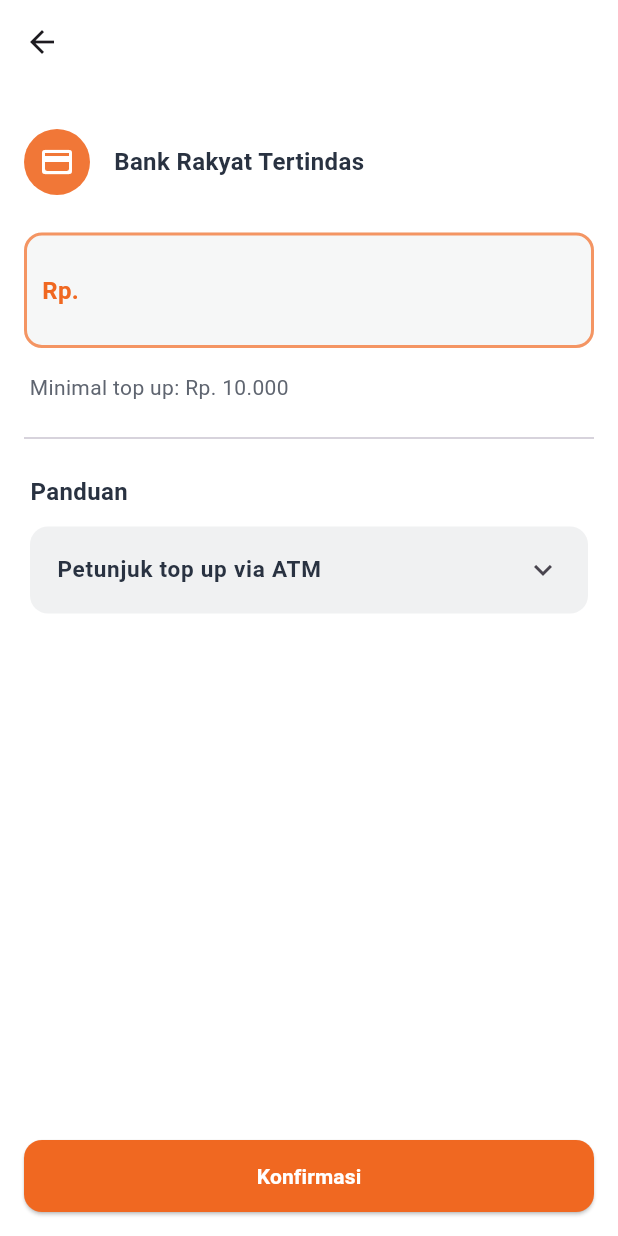
After one commit to lalu-glitch/mobile-xml, a Flutter app: the SpeedCashDetailDepo screen opened directly, on a phone screen of 412 x 824 dp. The commit adds this screen. Run offline on Flutter 3.47's test engine with Material 3 defaults, Android fonts, the phone set to English and light mode, and no system bars; our stand-ins replace app_links, bloc, cached_network_image, dio, flutter_bloc, flutter_dotenv and 10 more; missing offline and left inert: android_id; accounts and stored records are empty.

Commit message:
slicing detail top up

```diff
--- a/lib/core/route/app_route.dart
+++ b/lib/core/route/app_route.dart
@@ -10,13 +10,14 @@
 import '../../views/komisi/pages/komisi_pages.dart';
 import '../../views/multi_sub_kategori_page.dart';
 import '../../views/onboarding/onboarding_screen.dart';
+import '../../views/speedcash/pages/speedcash_depo_detail.dart';
 import '../utils/webview.dart';
 import '../../views/analytics/analytics_page.dart';
 import '../../views/input_nomor/input_nomor_tujuan_page.dart';
 import '../../views/layanan/noprefix/noprefix_page.dart';
 import '../../views/layanan/prefix/prefix_page.dart';
 import '../../views/speedcash/pages/speedcash_binding.dart';
-import '../../views/speedcash/pages/speedcash_deposit.dart';
+import '../../views/speedcash/pages/speedcash_depo.dart';
 import '../../views/speedcash/pages/speedcash_register.dart';
 import '../../views/home/page/home_page.dart';
 import '../../views/transaksi/konfirmasi_page.dart';
@@ -66,6 +67,8 @@
       authGuardWrapper(SpeedcashRegisterPage()),
   '/speedcashDepositPage': (context) =>
       authGuardWrapper(const SpeedcashDepositPage()),
+  '/speedCashDetailDepositPage': (context) =>
+      authGuardWrapper(const SpeedCashDetailDepo()),
 
   '/webView': (context) => authGuardWrapper(WebviewPage(url: '', title: '')),
 };
--- a/lib/views/speedcash/pages/speedcash_deposit.dart
+++ b/lib/views/speedcash/pages/speedcash_depo.dart
@@ -25,9 +25,10 @@
             itemCount: 100,
             itemBuilder: (context, int index) {
               return BankCard(
-                title: 'Bank Pukimai Woi Pencuri',
+                title: 'Bank Rakyat Tertindas',
                 minimumTopUp: 'Rp. 10.000',
-                onTap: () {},
+                onTap: () =>
+                    Navigator.pushNamed(context, '/speedCashDetailDepositPage'),
               );
             },
           ),
--- /dev/null
+++ b/lib/views/speedcash/pages/speedcash_depo_detail.dart
@@ -0,0 +1,126 @@
+import 'package:flutter/material.dart';
+import 'package:xmlapp/views/speedcash/widgets/rupiah_text_field.dart';
+
+import '../../../core/helper/constant_finals.dart';
+
+class SpeedCashDetailDepo extends StatelessWidget {
+  const SpeedCashDetailDepo({super.key});
+
+  @override
+  Widget build(BuildContext context) {
+    return Scaffold(
+      backgroundColor: kWhite,
+      appBar: AppBar(backgroundColor: kWhite),
+      body: SingleChildScrollView(
+        padding: const EdgeInsets.symmetric(vertical: 30, horizontal: 16),
+        child: Column(
+          crossAxisAlignment: CrossAxisAlignment.start,
+          children: [
+            Row(
+              children: [
+                Container(
+                  padding: EdgeInsets.all(10),
+                  decoration: BoxDecoration(
+                    color: kOrangeAccent500,
+                    borderRadius: BorderRadius.circular(100),
+                  ),
+                  child: Icon(Icons.credit_card_rounded, color: kWhite),
+                ),
+                const SizedBox(width: 16),
+                Text(
+                  'Bank Rakyat Tertindas',
+                  style: TextStyle(
+                    color: kNeutral100,
+                    fontSize: 16,
+                    fontWeight: FontWeight.w600,
+                  ),
+                ),
+              ],
+            ),
+            const SizedBox(height: 25),
+            RupiahTextField(),
+            const SizedBox(height: 16),
+            Text(
+              ' Minimal top up: Rp. 10.000',
+              style: TextStyle(color: kNeutral90),
+            ),
+            const SizedBox(height: 16),
+            Divider(),
+            const SizedBox(height: 16),
+            Text(
+              ' Panduan',
+              style: TextStyle(
+                color: kNeutral100,
+                fontSize: 16,
+                fontWeight: FontWeight.w600,
+              ),
+            ),
+            const SizedBox(height: 8),
+            Card(
+              color: kNeutral30,
+              shape: RoundedRectangleBorder(
+                borderRadius: BorderRadius.circular(12),
+              ),
+              elevation: 0,
+              child: ExpansionTile(
+                title: const Text(
+                  "Petunjuk top up via ATM",
+                  style: TextStyle(
+                    fontSize: 15,
+                    fontWeight: FontWeight.w600,
+                    color: kNeutral100,
+                  ),
+                ),
+                tilePadding: const EdgeInsets.symmetric(horizontal: 18),
+                childrenPadding: const EdgeInsets.symmetric(
+                  horizontal: 10,
+                  vertical: 8,
+                ),
+                shape: Border(),
+                children: const [
+                  Align(
+                    alignment: Alignment.centerLeft,
+                    child: Column(
+                      crossAxisAlignment: CrossAxisAlignment.start,
+                      children: [
+                        Text("1. Masukkan kartu ATM dan PIN."),
+                        SizedBox(height: 4),
+                        Text("2. Pilih menu 'Transfer'."),
+                        SizedBox(height: 4),
+                        Text("3. Masukkan nomor rekening tujuan."),
+                        SizedBox(height: 4),
+                        Text("4. Masukkan nominal top up sesuai."),
+                        SizedBox(height: 4),
+                        Text("5. Ko pukul ko punya satpam."),
+                        SizedBox(height: 4),
+                      ],
+                    ),
+                  ),
+                ],
+              ),
+            ),
+            const SizedBox(height: 80),
+          ],
+        ),
+      ),
+      bottomNavigationBar: Padding(
+        padding: const EdgeInsets.fromLTRB(16, 0, 16, 16),
+        child: ElevatedButton(
+          style: ElevatedButton.styleFrom(
+            backgroundColor: kOrange,
+            foregroundColor: kWhite,
+            minimumSize: const Size(double.infinity, 48),
+            shape: RoundedRectangleBorder(
+              borderRadius: BorderRadius.circular(12),
+            ),
+          ),
+          onPressed: () {},
+          child: const Text(
+            "Konfirmasi",
+            style: TextStyle(fontWeight: FontWeight.bold),
+          ),
+        ),
+      ),
+    );
+  }
+}
--- /dev/null
+++ b/lib/views/speedcash/widgets/rupiah_text_field.dart
@@ -0,0 +1,76 @@
+import 'package:flutter/material.dart';
+import 'package:flutter/services.dart';
+import 'package:intl/intl.dart';
+import 'package:xmlapp/core/helper/constant_finals.dart';
+
+class RupiahTextField extends StatefulWidget {
+  const RupiahTextField({super.key});
+
+  @override
+  State<RupiahTextField> createState() => _RupiahTextFieldState();
+}
+
+class _RupiahTextFieldState extends State<RupiahTextField> {
+  final TextEditingController _controller = TextEditingController();
+  final _formatter = NumberFormat.currency(
+    locale: 'id', // Indonesia
+    symbol: '', // kosong dulu, karena "Rp" kita kasih manual
+    decimalDigits: 0,
+  );
+
+  @override
+  void initState() {
+    super.initState();
+
+    _controller.addListener(() {
+      final text = _controller.text.replaceAll('.', '');
+      if (text.isEmpty) return;
+
+      final value = int.parse(text);
+      final newText = _formatter.format(value);
+      if (newText != _controller.text) {
+        _controller.value = TextEditingValue(
+          text: newText,
+          selection: TextSelection.collapsed(offset: newText.length),
+        );
+      }
+    });
+  }
+
+  @override
+  Widget build(BuildContext context) {
+    return TextField(
+      controller: _controller,
+      keyboardType: TextInputType.number,
+      inputFormatters: [FilteringTextInputFormatter.digitsOnly],
+      style: const TextStyle(fontSize: 35, color: kNeutral100),
+      cursorColor: kOrangeAccent300,
+      decoration: InputDecoration(
+        prefixIcon: const Padding(
+          padding: EdgeInsets.only(left: 12, right: 8),
+          child: Text(
+            "Rp.",
+            style: TextStyle(
+              fontSize: 16,
+              fontWeight: FontWeight.bold,
+              color: kOrange,
+            ),
+          ),
+        ),
+        prefixIconConstraints: const BoxConstraints(minWidth: 0, minHeight: 0),
+        filled: true,
+        fillColor: kNeutral20,
+        isDense: true,
+        border: OutlineInputBorder(borderRadius: BorderRadius.circular(12)),
+        focusedBorder: OutlineInputBorder(
+          borderRadius: BorderRadius.circular(12),
+          borderSide: const BorderSide(color: kOrangeAccent300, width: 2),
+        ),
+        enabledBorder: OutlineInputBorder(
+          borderRadius: BorderRadius.circular(12),
+          borderSide: const BorderSide(color: kOrangeAccent300, width: 2),
+        ),
+      ),
+    );
+  }
+}
```
